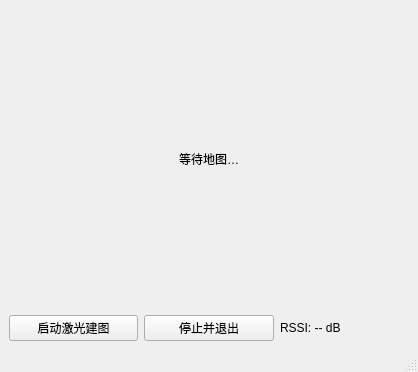
SiruiLuo/CASA0022_Spectrum_Atlas, file Spectrum_Atlas_GUI/mainwindow.ui: the form before one commit.
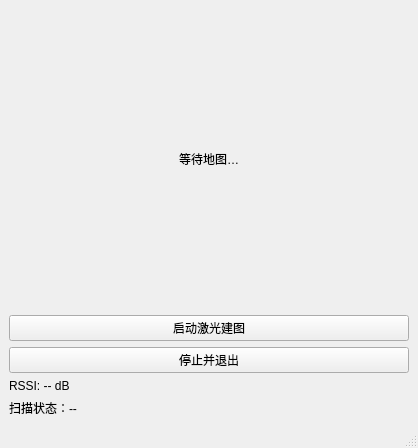
The form after the commit.

Patch:
```diff
--- a/Spectrum_Atlas_GUI/mainwindow.ui
+++ b/Spectrum_Atlas_GUI/mainwindow.ui
@@ -31,7 +31,8 @@
 
     <!-- 底部按钮与 RSSI -->
     <item>
-     <layout class="QHBoxLayout" name="buttonLayout">
+     <!-- ⬇ 由 HBox 改成 VBox -->
+     <layout class="QVBoxLayout" name="buttonLayout">
       <item>
        <widget class="QPushButton" name="startButton">
         <property name="text">
@@ -53,6 +54,13 @@
         </property>
        </widget>
       </item>
+      <item>
+       <widget class="QLabel" name="loggerStatusLabel">
+        <property name="text">
+         <string>扫描状态：--</string>
+        </property>
+       </widget>
+      </item>
      </layout>
     </item>
 
```
Left out of the diff: 2 changed lines with no effect on the pictures.
